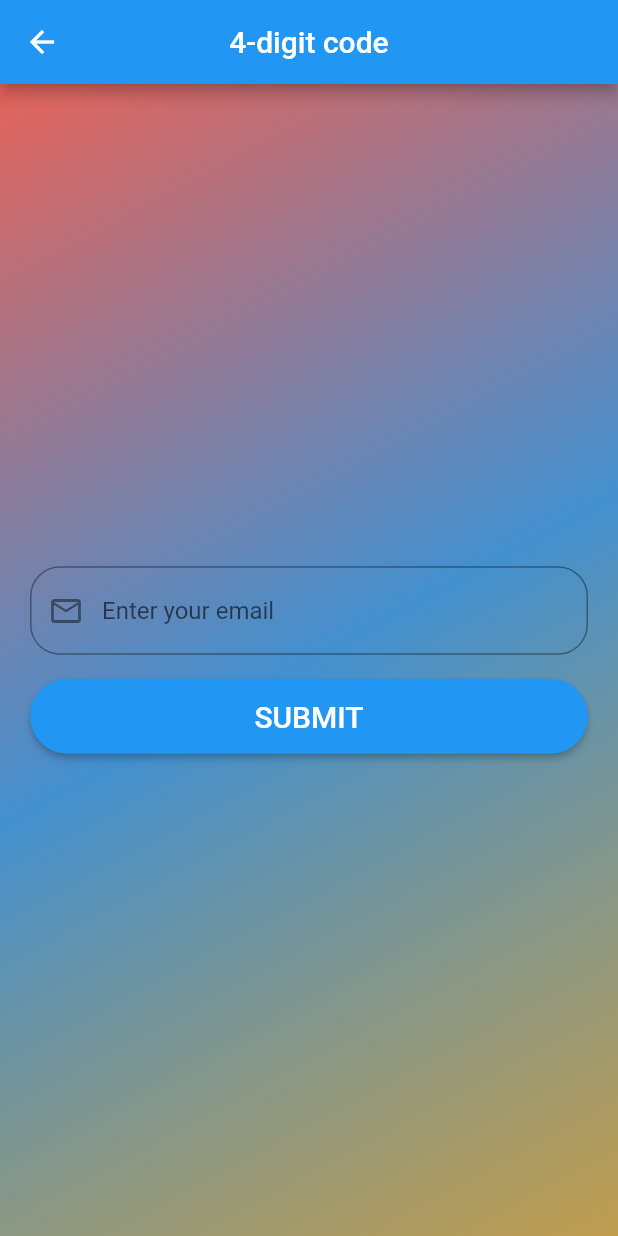
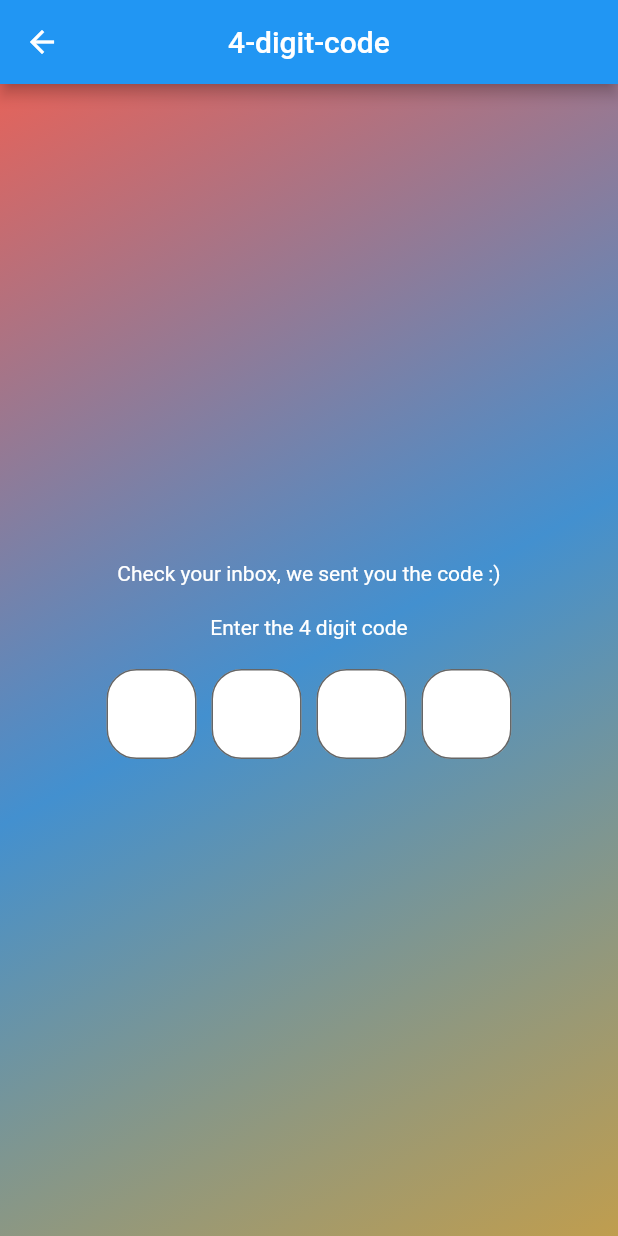
Before and after one commit to sara-nur/Aperi-frontend, a Flutter app: the CodeID screen opened directly, on a phone screen of 412 x 824 dp. Run offline on Flutter 3.47's test engine with Material 2 defaults, Android fonts, the phone set to English and light mode, and no system bars; our stand-ins replace email_validator.

Commit message:
add: code screen and functionalities

```diff
--- a/aperi/lib/screens/code_id_screen.dart
+++ b/aperi/lib/screens/code_id_screen.dart
@@ -1,8 +1,5 @@
-import 'dart:html';
-
 import 'package:flutter/material.dart';
-import 'package:email_validator/email_validator.dart';
-import 'package:aperi/widgets/ButtonWidget.dart';
+import 'package:flutter/services.dart';
 
 class CodeID extends StatefulWidget {
   const CodeID({super.key});
@@ -12,21 +9,15 @@ class CodeID extends StatefulWidget {
 }
 
 class _CodeIDState extends State<CodeID> {
-  final formKey = GlobalKey<FormState>();
-  final emailController = TextEditingController();
-
-  @override
-  void dispose() {
-    emailController.dispose();
-    super.dispose();
-  }
-
   @override
   Widget build(BuildContext context) {
     return Scaffold(
       appBar: AppBar(
         title: const Text(
-          '4-digit code',
+          '4-digit-code',
+          style: TextStyle(
+            fontSize: 20,
+          ),
         ),
         centerTitle: true,
       ),
@@ -40,19 +31,146 @@ class _CodeIDState extends State<CodeID> {
               Color.fromARGB(255, 67, 144, 207),
               Color.fromARGB(223, 183, 144, 54),
             ],
-        )),
+          ),
+        ),
         child: Center(
           child: Form(
-            key: formKey,
-            child: SingleChildScrollView(
-              padding: const EdgeInsets.all(20),
+            child: SizedBox(
+              width: 270,
               child: Column(
+                mainAxisAlignment: MainAxisAlignment.center,
                 children: [
-                  EmailFieldWidget(controller: emailController),
+                  const Text(
+                    'Check your inbox, we sent you the code :)',
+                    style: TextStyle(
+                      color: Colors.white,
+                    ),
+                  ),
                   const SizedBox(
-                    height: 16,
+                    height: 20,
                   ),
-                  buildButton(),
+                  const Text(
+                    'Enter the 4 digit code',
+                    style: TextStyle(
+                      color: Colors.white,
+                    ),
+                  ),
+                  const SizedBox(
+                    height: 20,
+                  ),
+                  Row(
+                    mainAxisAlignment: MainAxisAlignment.spaceBetween,
+                    children: [
+                      SizedBox(
+                        width: 60.0,
+                        height: 60.0,
+                        child: TextFormField(
+                          onChanged: (value) {
+                            if (value.length == 1) {
+                              FocusScope.of(context).nextFocus();
+                            }
+                          },
+                          onSaved: (pin1) {},
+                          decoration: const InputDecoration(
+                            filled: true,
+                            fillColor: Colors.white,
+                            border: OutlineInputBorder(
+                              borderRadius:
+                                  BorderRadius.all(Radius.circular(20)),
+                            ),
+                          ),
+                          style: Theme.of(context).textTheme.headlineSmall,
+                          keyboardType: TextInputType.number,
+                          textAlign: TextAlign.center,
+                          inputFormatters: [
+                            LengthLimitingTextInputFormatter(1),
+                            FilteringTextInputFormatter.digitsOnly,
+                          ],
+                        ),
+                      ),
+                      SizedBox(
+                        width: 60.0,
+                        height: 60.0,
+                        child: TextFormField(
+                          onChanged: (value) {
+                            if (value.length == 1) {
+                              FocusScope.of(context).nextFocus();
+                            }
+                          },
+                          onSaved: (pin2) {},
+                          decoration: const InputDecoration(
+                            filled: true,
+                            fillColor: Colors.white,
+                            border: OutlineInputBorder(
+                              borderRadius:
+                                  BorderRadius.all(Radius.circular(20)),
+                            ),
+                          ),
+                          style: Theme.of(context).textTheme.headlineSmall,
+                          keyboardType: TextInputType.number,
+                          textAlign: TextAlign.center,
+                          inputFormatters: [
+                            LengthLimitingTextInputFormatter(1),
+                            FilteringTextInputFormatter.digitsOnly,
+                          ],
+                        ),
+                      ),
+                      SizedBox(
+                        width: 60.0,
+                        height: 60.0,
+                        child: TextFormField(
+                          onChanged: (value) {
+                            if (value.length == 1) {
+                              FocusScope.of(context).nextFocus();
+                            }
+                          },
+                          onSaved: (pin3) {},
+                          decoration: const InputDecoration(
+                            filled: true,
+                            fillColor: Colors.white,
+                            border: OutlineInputBorder(
+                              borderRadius:
+                                  BorderRadius.all(Radius.circular(20)),
+                            ),
+                          ),
+                          style: Theme.of(context).textTheme.headlineSmall,
+                          keyboardType: TextInputType.number,
+                          textAlign: TextAlign.center,
+                          inputFormatters: [
+                            LengthLimitingTextInputFormatter(1),
+                            FilteringTextInputFormatter.digitsOnly,
+                          ],
+                        ),
+                      ),
+                      SizedBox(
+                        width: 60.0,
+                        height: 60.0,
+                        child: TextFormField(
+                          onChanged: (value) {
+                            if (value.length == 1) {
+                              FocusScope.of(context).nextFocus();
+                            }
+                          },
+                          onSaved: (pin4) {},
+                          decoration: const InputDecoration(
+                            filled: true,
+                            fillColor: Colors.white,
+                            border: OutlineInputBorder(
+                              borderRadius:
+                                  BorderRadius.all(Radius.circular(20)),
+                            ),
+                          ),
+                          style: Theme.of(context).textTheme.headlineSmall,
+                          keyboardType: TextInputType.number,
+                          textAlign: TextAlign.center,
+                          inputFormatters: [
+                            LengthLimitingTextInputFormatter(1),
+                            FilteringTextInputFormatter.digitsOnly,
+                          ],
+                        ),
+                      ),
+                    ],
+                  ),
                 ],
               ),
             ),
@@ -61,52 +179,4 @@ class _CodeIDState extends State<CodeID> {
       ),
     );
   }
-
-  Widget buildButton() => ButtonWidget(
-        text: 'SUBMIT',
-        onClicked: () {
-          final form = formKey.currentState!;
-
-          if (form.validate()) {
-            final email = emailController.text;
-
-            ScaffoldMessenger.of(context)
-              ..removeCurrentSnackBar()
-              ..showSnackBar(SnackBar(
-                content: Text('Your email is $email'),
-              ));
 }
-        },
-      );
-}
-
-class EmailFieldWidget extends StatefulWidget {
-  final TextEditingController controller;
-
-  const EmailFieldWidget({
-    Key? key,
-    required this.controller,
-  }) : super(key: key);
-
-  @override
-  State<EmailFieldWidget> createState() => _EmailFieldWidgetState();
-}
-
-class _EmailFieldWidgetState extends State<EmailFieldWidget> {
-  @override
-  Widget build(BuildContext context) => TextFormField(
-        controller: widget.controller,
-        decoration: const InputDecoration(
-          hintText: 'Enter your email',
-          border: OutlineInputBorder(
-            borderRadius: BorderRadius.all(Radius.circular(20.0)),
-          ),
-          prefixIcon: Icon(Icons.email_outlined),
-        ),
-        keyboardType: TextInputType.emailAddress,
-        autofillHints: const [AutofillHints.email],
-        validator: (email) => email != null && !EmailValidator.validate(email)
-            ? 'Enter a valid email'
-            : null,
-      );
-}
--- a/aperi/lib/screens/home_page.dart
+++ b/aperi/lib/screens/home_page.dart
@@ -1,7 +1,7 @@
 import 'package:flutter/material.dart';
 import 'package:aperi/screens/face_id_screen.dart';
 import 'package:aperi/screens/fingerprint_id_screen.dart';
-import 'package:aperi/screens/code_id_screen.dart';
+import 'package:aperi/screens/email_address_screen.dart';
 
 class HomeScreen extends StatelessWidget {
   const HomeScreen({super.key});
@@ -103,7 +103,7 @@ class HomeScreen extends StatelessWidget {
                 onPressed: () {
                   Navigator.push(
                     context,
-                    MaterialPageRoute(builder: (context) => const CodeID()),
+                    MaterialPageRoute(builder: (context) => const Email()),
                   );
                 },
                 icon: const Icon(Icons.numbers),
```
Also changed, not shown: aperi/lib/screens/email_address_screen.dart (added, +123 -0 lines). Lines whose indentation alone changed are shown as unchanged.
